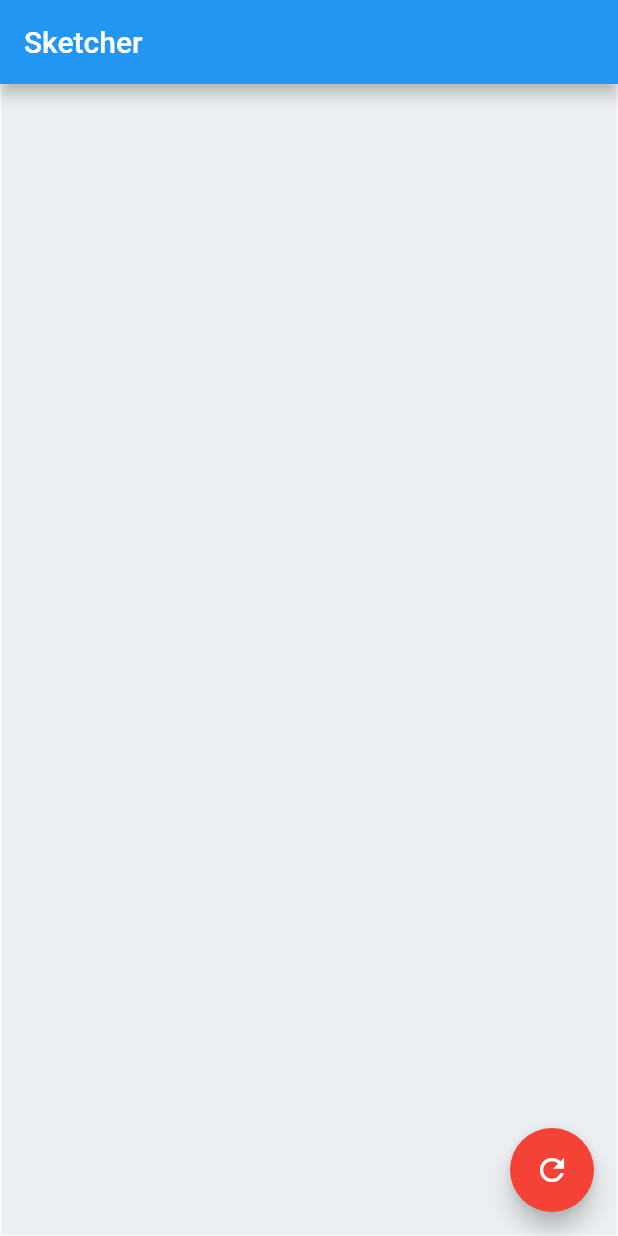
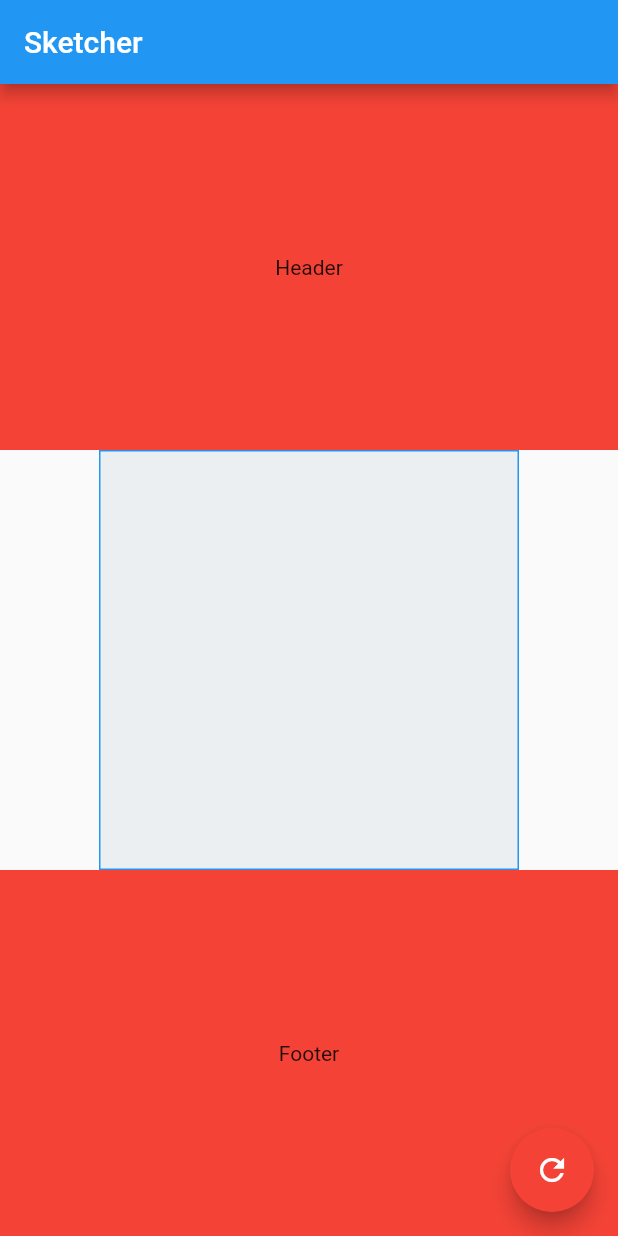
Before and after one commit to JesseB-Kit/drawing_nn, a Flutter app: the screen it shows after launch, after a tap on the "refresh" icon, on a phone screen of 412 x 824 dp. Run offline on Flutter 3.47's test engine with Material 2 defaults, Android fonts, the light colour scheme and no system bars; missing offline and left inert: tflite.

Commit message:
updated canvas size, added drawing clipping

```diff
--- /dev/null
+++ b/drawing_nn/assets/labels.txt
@@ -0,0 +1,10 @@
+basketbal
+scissors
+candle
+alarm_clock
+spoon
+microphone
+t-shirt
+tooth
+paper_clip
+pillow
--- a/drawing_nn/lib/main.dart
+++ b/drawing_nn/lib/main.dart
@@ -1,6 +1,21 @@
+
+import 'dart:io';
+import 'dart:ui';
 import 'package:flutter/material.dart';
+import 'package:tflite/tflite.dart';
 
+
+//https://stackoverflow.com/questions/50320479/flutter-how-would-one-save-a-canvas-custompainter-to-an-image-file
+// USE THIS
 void main() => runApp(MyApp());
+
+loadModel() async {
+  String res = await Tflite.loadModel(
+      model: "assets/converted_model.tflite",
+      labels: "assets/labels.txt",
+      numThreads: 1 // defaults to 1
+      );
+}
 
 class MyApp extends StatelessWidget {
   @override
@@ -23,14 +38,31 @@ class MyHomePage extends StatefulWidget {
 class _MyHomePageState extends State<MyHomePage> {
   List<Offset> points = <Offset>[];
 
+
+
+  getImage() async {
+    final PictureRecorder recorder = PictureRecorder();
+    // print(points);
+    Sketcher(points).paint(Canvas(recorder), Size(280,280));
+    final Picture picture = recorder.endRecording();
+    final image = await picture.toImage(280,280);
+    final image_2 = await image.toByteData(format: ImageByteFormat.png);
+    // WORKS!!!!!!!!!!!!!!!!!!!!
+    print(image_2.buffer.asInt8List());
+  }
+
   @override
   Widget build(BuildContext context) {
+
     final Container sketchArea = Container(
       margin: EdgeInsets.all(1.0),
       alignment: Alignment.topLeft,
       color: Colors.blueGrey[50],
+      child: ClipRect(
               child: CustomPaint(
+          size: Size(280, 280),
           painter: Sketcher(points),
+        ),
       ),
     );
 
@@ -38,7 +70,24 @@ class _MyHomePageState extends State<MyHomePage> {
       appBar: AppBar(
         title: Text('Sketcher'),
       ),
-      body: GestureDetector(
+      body: Container(
+        child: Column(
+          mainAxisAlignment: MainAxisAlignment.center,
+          children: <Widget>[
+            Expanded(
+        flex: 1,
+        child: Container(
+          padding: EdgeInsets.all(16),
+          color: Colors.red,
+          alignment: Alignment.center,
+          child: Text('Header'),
+        ),
+      ),
+            Container(
+              width: 280,
+              height: 280,
+              color: Colors.blue,
+              child: GestureDetector(
                 onPanUpdate: (DragUpdateDetails details) {
                   setState(() {
                     RenderBox box = context.findRenderObject();
@@ -51,15 +100,32 @@ class _MyHomePageState extends State<MyHomePage> {
                 onPanEnd: (DragEndDetails details) {
                   points.add(null);
                 },
-        child: sketchArea,
+                child:sketchArea,
+              ),
+            ),
+            Expanded(
+        flex: 1,
+        child: Container(
+          padding: EdgeInsets.all(16),
+          color: Colors.red,
+          alignment: Alignment.center,
+          child: Text('Footer'),
+        ),
+      ),
+          ],
+        ),
       ),
       floatingActionButton: FloatingActionButton(
         tooltip: 'clear Screen',
         backgroundColor: Colors.red,
         child: Icon(Icons.refresh),
         onPressed: () {
-          print(points);
-          setState(() => points.clear());
+          // print(points);
+          setState(() {
+            getImage();
+            points.clear();
+          });
+          ;
         },
       ),
     );
@@ -75,8 +141,8 @@ class Sketcher extends CustomPainter {
   bool shouldRepaint(Sketcher oldDelegate) {
     return oldDelegate.points != points;
   }
-
-  void paint(Canvas canvas, Size size) {
+  Size size = Size(280, 280);
+  void paint(Canvas canvas, size) {
     Paint paint = Paint()
       ..color = Colors.black
       ..strokeCap = StrokeCap.round
--- a/drawing_nn/pubspec.yaml
+++ b/drawing_nn/pubspec.yaml
@@ -17,6 +17,7 @@ environment:
   sdk: ">=2.1.0 <3.0.0"
 
 dependencies:
+  tflite: ^1.0.4
   flutter:
     sdk: flutter
 
```
Also changed, not shown: drawing_nn/pubspec.lock, 6 other files. Lines whose indentation alone changed are shown as unchanged.
